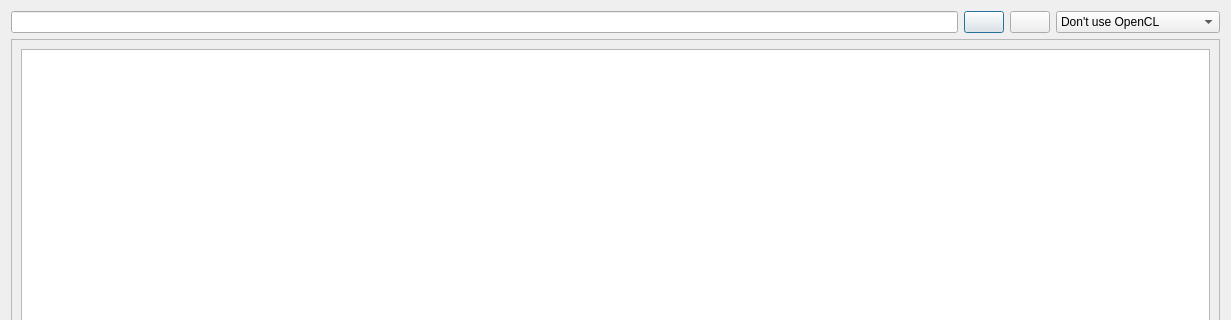
First picture: the form in mandelbulber2/qt/settings_browser.ui, repository buddhi1980/mandelbulber2, before the edit; both pictures show x 0 to 1231 and y 0 to 320 of the 1231 by 884 pixel window.
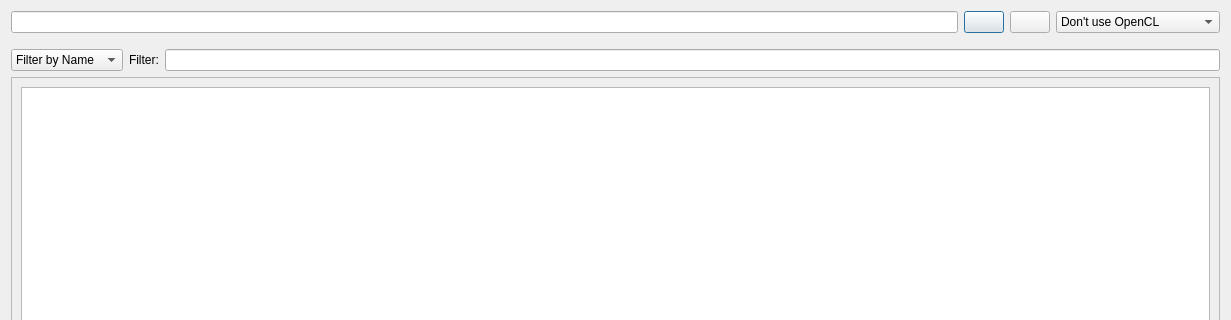
Second picture: the form after the edit. Icons and pictures are not drawn.

Commit message: Added filtering option in thumbnailBrowser

What changed in the file:
```diff
--- a/mandelbulber2/qt/settings_browser.ui
+++ b/mandelbulber2/qt/settings_browser.ui
@@ -75,6 +75,45 @@
      </item>
     </layout>
    </item>
+   <item>
+    <layout class="QHBoxLayout" name="horizontalLayout_3">
+     <property name="topMargin">
+      <number>10</number>
+     </property>
+     <item>
+      <widget class="QComboBox" name="comboBox_filterBy">
+       <property name="sizeAdjustPolicy">
+        <enum>QComboBox::AdjustToContents</enum>
+       </property>
+       <item>
+        <property name="text">
+         <string>Filter by Name</string>
+        </property>
+       </item>
+       <item>
+        <property name="text">
+         <string>Filter by Fractal</string>
+        </property>
+       </item>
+       <item>
+        <property name="text">
+         <string>Filter by Effect</string>
+        </property>
+       </item>
+      </widget>
+     </item>
+     <item>
+      <widget class="QLabel" name="label">
+       <property name="text">
+        <string>Filter:</string>
+       </property>
+      </widget>
+     </item>
+     <item>
+      <widget class="QLineEdit" name="lineEdit_filterText"/>
+     </item>
+    </layout>
+   </item>
    <item>
     <widget class="QScrollArea" name="scrollArea">
      <property name="widgetResizable">
@@ -86,7 +125,7 @@
         <x>0</x>
         <y>0</y>
         <width>1215</width>
-        <height>804</height>
+        <height>760</height>
        </rect>
       </property>
       <layout class="QVBoxLayout" name="verticalLayout_2">
```
The commit also changes 2 other files.
